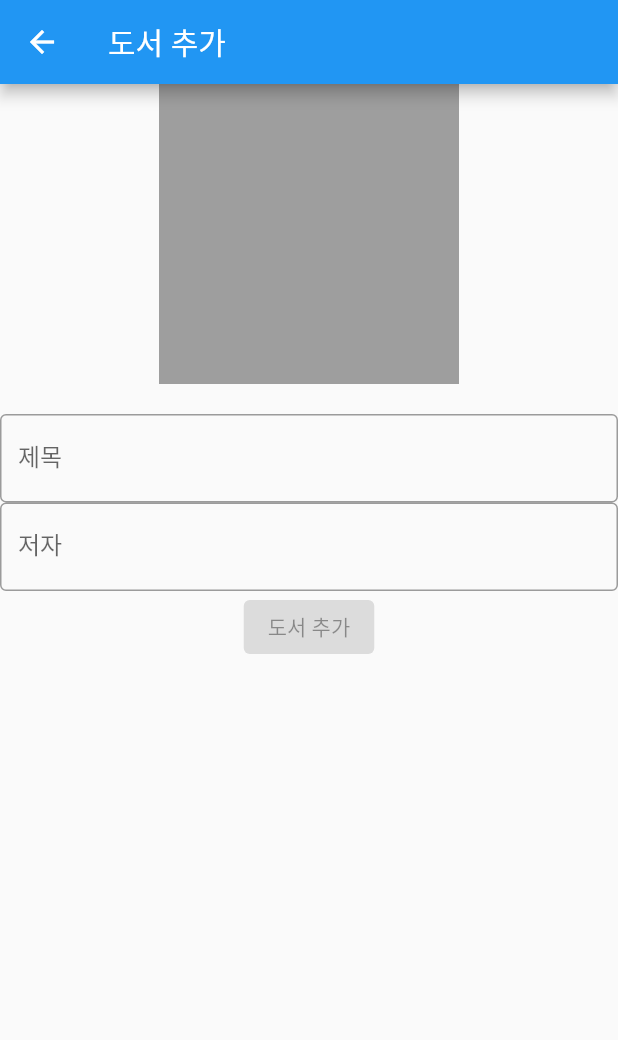
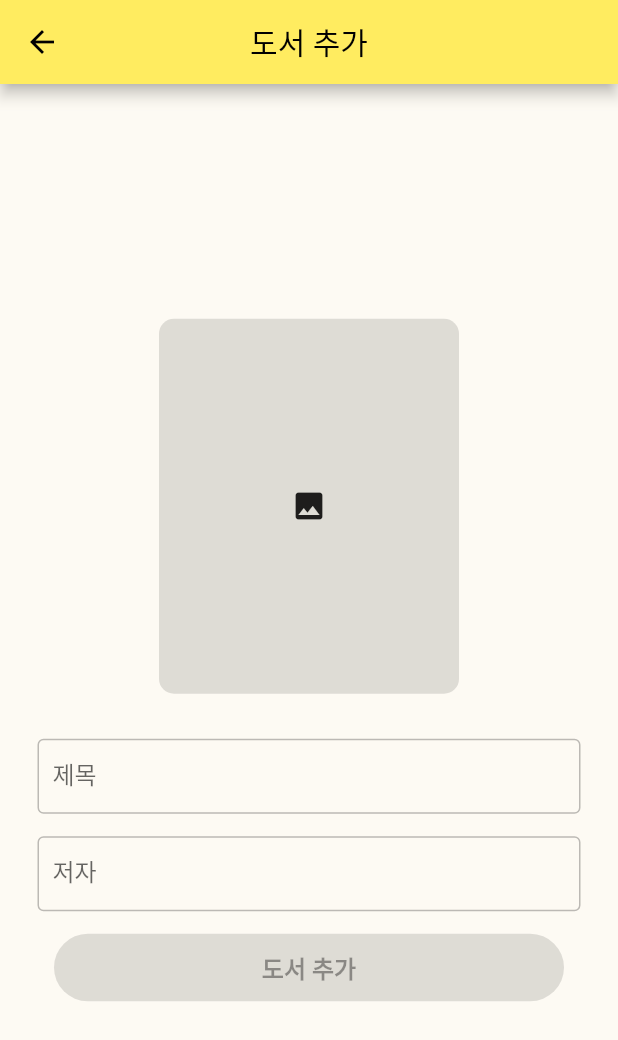
Before and after one commit to threeplef/flutter-booklist, a Flutter app: the AddBookScreen screen opened directly, on a phone screen of 412 x 824 dp. Shown: the top 1040 px of the screen. Run offline on Flutter 3.47's test engine with Material 2 defaults, Android fonts, the phone set to English and light mode, and no system bars; our stand-ins replace cloud_firestore, firebase_auth, firebase_core, firebase_storage, flutter_speed_dial, google_sign_in and 1 more; accounts and stored records are empty; network calls fail.

Commit message:
Add: AddBookScreen UI 구현

```diff
--- a/lib/add_book/add_book_screen.dart
+++ b/lib/add_book/add_book_screen.dart
@@ -33,16 +33,23 @@ class _AddBookScreenState extends State<AddBookScreen> {
   Widget build(BuildContext context) {
     return Scaffold(
       appBar: AppBar(
-        title: const Text('도서 추가'),
+        iconTheme: const IconThemeData(color: Colors.black),
+        backgroundColor: const Color(0xFFFFEC60),
+        title: const Text('도서 추가', style: TextStyle(color: Colors.black)),
+        centerTitle: true,
       ),
-      body: Stack(
+      body: Container(
+        color: const Color(0xFFFDFAF3),
+        child: Stack(
           children: [
-          Column(
+            Center(
+              child: SingleChildScrollView(
+                child: Column(
                   children: [
                     GestureDetector(
                       onTap: () async {
-                  XFile? image =
-                      await _picker.pickImage(source: ImageSource.gallery);
+                        XFile? image = await _picker.pickImage(
+                            source: ImageSource.gallery);
                         if (image != null) {
                           // byte array
                           _bytes = await image.readAsBytes();
@@ -52,40 +59,86 @@ class _AddBookScreenState extends State<AddBookScreen> {
                       },
                       child: _bytes == null
                           ? Container(
+                              decoration: BoxDecoration(
+                                borderRadius: BorderRadius.circular(10),
+                                color: Colors.black12,
+                              ),
                               width: 200,
-                        height: 200,
-                        color: Colors.grey,
+                              height: 250,
+                              child: const Icon(Icons.image),
                             )
                           : Image.memory(_bytes!, width: 200, height: 200),
                     ),
                     const SizedBox(height: 20),
-              TextField(
+                    Padding(
+                      padding: const EdgeInsets.fromLTRB(25, 10, 25, 15),
+                      child: SizedBox(
+                        height: 50,
+                        child: TextField(
                           onChanged: (_) {
                             setState(() {});
                           },
                           controller: _titleTextController,
                           decoration: const InputDecoration(
-                  border: OutlineInputBorder(),
-                  labelText: '제목',
+                            enabledBorder: OutlineInputBorder(
+                                borderSide: BorderSide(
+                                    color: Colors.black26, width: 1.0)),
+                            focusedBorder: OutlineInputBorder(
+                                borderSide: BorderSide(
+                                    color: Color(0xFFA351F7), width: 1.0)),
+                            hintText: '제목',
+                            contentPadding: EdgeInsets.fromLTRB(10, 15, 0, 15),
+                            isCollapsed: true,
                           ),
                         ),
-              TextField(
+                      ),
+                    ),
+                    Padding(
+                      padding: const EdgeInsets.fromLTRB(25, 0, 25, 15),
+                      child: SizedBox(
+                        height: 50,
+                        child: TextField(
                           onChanged: (_) {
                             setState(() {});
                           },
                           controller: _authorTextController,
                           decoration: const InputDecoration(
-                  border: OutlineInputBorder(),
-                  labelText: '저자',
+                            enabledBorder: OutlineInputBorder(
+                                borderSide: BorderSide(
+                                    color: Colors.black26, width: 1.0)),
+                            focusedBorder: OutlineInputBorder(
+                                borderSide: BorderSide(
+                                    color: Color(0xFFA351F7), width: 1.0)),
+                            hintText: '저자',
+                            contentPadding: EdgeInsets.fromLTRB(10, 15, 0, 15),
+                            isCollapsed: true,
                           ),
                         ),
-              ElevatedButton(
-                  onPressed: viewModel.isInvalid(
+                      ),
+                    ),
+                    Container(
+                      width: 340,
+                      height: 45,
+                      child: viewModel.isInvalid(
                         _titleTextController.text,
                         _authorTextController.text,
                       )
-                      ? null
-                      : () async {
+                          ? ElevatedButton(
+                              onPressed: null,
+                              style: ElevatedButton.styleFrom(
+                                  elevation: 0,
+                                  shape: RoundedRectangleBorder(
+                                      borderRadius: BorderRadius.circular(50))),
+                              child: const Text(
+                                '도서 추가',
+                                style: TextStyle(
+                                  fontSize: 16,
+                                  fontWeight: FontWeight.bold,
+                                ),
+                              ),
+                            )
+                          : ElevatedButton(
+                              onPressed: () async {
                                 setState(() {
                                   viewModel.startLoading();
                                 });
@@ -99,8 +152,23 @@ class _AddBookScreenState extends State<AddBookScreen> {
                                 });
                                 Navigator.pop(context);
                               },
-                  child: const Text('도서 추가')),
+                              style: ElevatedButton.styleFrom(
+                                  primary: const Color(0xFFFFEC60),
+                                  elevation: 0,
+                                  shape: RoundedRectangleBorder(
+                                      borderRadius: BorderRadius.circular(50))),
+                              child: const Text(
+                                '도서 추가',
+                                style: TextStyle(
+                                    fontSize: 16,
+                                    fontWeight: FontWeight.bold,
+                                    color: Color(0xFFA351F7)),
+                              ),
+                            ),
+                    ),
                   ],
+                ),
+              ),
             ),
             if (viewModel.isLoading)
               Container(
@@ -109,6 +177,7 @@ class _AddBookScreenState extends State<AddBookScreen> {
               )
           ],
         ),
+      ),
     );
   }
 }
```
Lines whose indentation alone changed are shown as unchanged.
